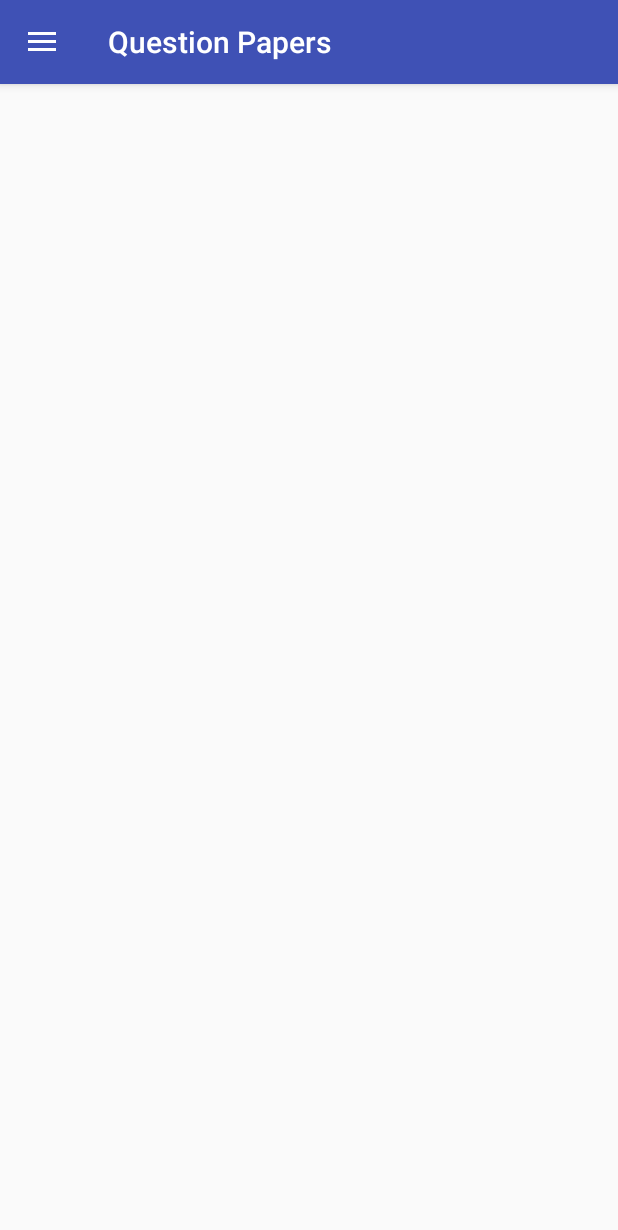
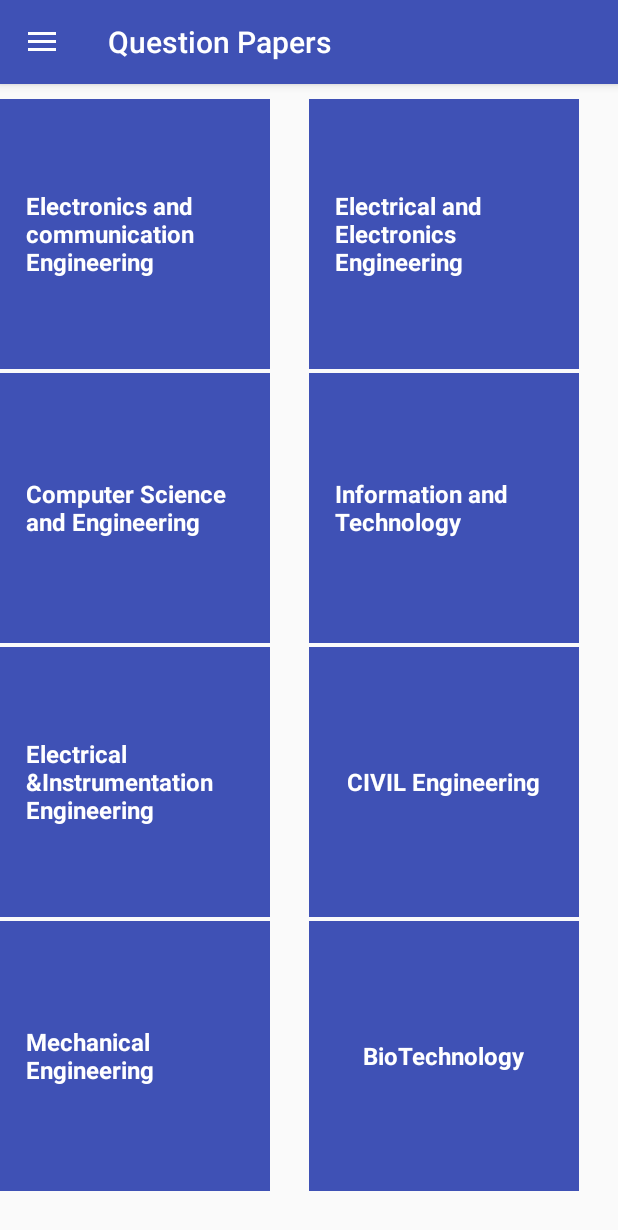
Before and after one commit to mvraja/Rejinpaulweb, an Android app: the fragment MaterialsFragment placed in its activity, in the side drawer, after a tap on "Question Papers", on a phone screen of 412 x 824 dp. Shown: the top 1230 px of the screen. Run offline under Robolectric (Android 15) with nearby library versions, the phone set to English and light mode, and no system bars; our stand-ins replace CircleImageView, Firebase (no records; nobody signed in at launch, a user with empty details on screens opened directly), Picasso; pictures from the network do not load; 2 statements that could not run were skipped.

Commit message:
Ishwarya-Grid

```diff
--- a/app/src/main/java/org/reginpaul/MaterialsFragment.java
+++ b/app/src/main/java/org/reginpaul/MaterialsFragment.java
@@ -20,6 +20,8 @@ import android.view.View;
 import android.view.ViewGroup;
 import android.widget.AdapterView;
 import android.widget.ArrayAdapter;
+import android.widget.BaseAdapter;
+import android.widget.GridView;
 import android.widget.ImageView;
 import android.widget.ListView;
 import android.widget.TextView;
@@ -45,7 +47,7 @@ import java.util.HashMap;
 import java.util.List;
 
 
-public class MaterialsFragment extends Fragment{
+public class MaterialsFragment extends Fragment implements AdapterView.OnItemClickListener{
     private static final String ARG_PARAM1 = "param1";
     private static final String ARG_PARAM2 = "param2";
 
@@ -67,7 +69,9 @@ public class MaterialsFragment extends Fragment{
     private String folder;
     private boolean isDownloaded;
     String sDept;
-
+    String[] title = {"Electronics and communication Engineering", "Electrical and Electronics Engineering", "Computer Science and Engineering", "Information and Technology", "Electrical &Instrumentation Engineering", "CIVIL Engineering", "Mechanical Engineering", "BioTechnology"};
+    //    int[] icon = {R.drawable.syllabus, R.drawable.study, R.drawable.ic_question, R.drawable.friends, R.drawable.messages, R.drawable.result, R.drawable.result, R.drawable.result};
+    GridView grid;
     public MaterialsFragment() {
 
     }
@@ -94,8 +98,12 @@ public class MaterialsFragment extends Fragment{
     public View onCreateView(LayoutInflater inflater, ViewGroup container,
                              Bundle savedInstanceState) {
         View returnview = inflater.inflate(R.layout.fragment_materials, container, false);
+        grid = (GridView) returnview.findViewById(R.id.grid);
+        CustomGrid adapter = new CustomGrid();
+        grid.setAdapter(adapter);
+        grid.setOnItemClickListener(this);
 
-        listView = returnview.findViewById(R.id.listView);
+//        listView = returnview.findViewById(R.id.listView);
         materialList = new ArrayList<>();
 
         MainActivity mainActivity = (MainActivity)getActivity();
@@ -106,15 +114,75 @@ public class MaterialsFragment extends Fragment{
         PerformNetworkRequest request = new PerformNetworkRequest(Api.URL_READ_STUDY+sDept1, null, CODE_GET_REQUEST);
         request.execute();
         MaterialAdapter materialAdapter = new MaterialAdapter(materialList);
-        listView.setAdapter(materialAdapter);
+//        listView.setAdapter(materialAdapter);
         return returnview;
     }
 
     @Override
+    public void onItemClick(AdapterView<?> parent, View view, int position, long id) {
+
+    }
+
+    class CustomGrid extends BaseAdapter {
+
+        @Override
+        public int getCount() {
+            // TODO Auto-generated method stub
+            return 8;
+        }
+
+        @Override
+        public Object getItem(int position) {
+            // TODO Auto-generated method stub
+            return position;
+        }
+
+        @Override
+        public long getItemId(int position) {
+            // TODO Auto-generated method stub
+            return position;
+        }
+
+
+        @Override
+        public View getView(int position, View convertView, ViewGroup parent) {
+            // TODO Auto-generated method stub
+
+            LayoutInflater inflater = LayoutInflater
+                    .from(getContext());
+            CustomGrid.Viewholder holder = null;
+            if (convertView == null) {
+                holder = new CustomGrid.Viewholder();
+                convertView = inflater.inflate(R.layout.custom_list_dept, parent,
+                        false);
+                holder.name = (TextView) convertView.findViewById(R.id.title);
+
+
+//                holder.image = (ImageView) convertView.findViewById(R.id.image);
+                convertView.setTag(holder);
+
+            } else {
+                holder = (CustomGrid.Viewholder) convertView.getTag();
+            }
+            holder.name.setText(title[position]);
+//            holder.image.setImageResource(icon[position]);
+
+
+            return convertView;
+
+        }
+
+        class Viewholder {
+            //            ImageView image;
+            TextView name;
+
+        }
+    }
+    @Override
     public void onActivityCreated(Bundle savedInstanceState) {
         super.onActivityCreated(savedInstanceState);
         MaterialAdapter materialAdapter = new MaterialAdapter(materialList);
-        listView.setAdapter(materialAdapter);
+//        listView.setAdapter(materialAdapter);
     }
 
     /*private void readMaterial(String categ) {
@@ -183,7 +251,7 @@ public class MaterialsFragment extends Fragment{
 
 
         MaterialAdapter materialAdapter = new MaterialAdapter(materialList);
-        listView.setAdapter(materialAdapter);
+//        listView.setAdapter(materialAdapter);
     }
 
     class MaterialAdapter extends ArrayAdapter<Material> {
--- a/app/src/main/java/org/reginpaul/QuestionsFragment.java
+++ b/app/src/main/java/org/reginpaul/QuestionsFragment.java
@@ -14,7 +14,10 @@ import android.util.Log;
 import android.view.LayoutInflater;
 import android.view.View;
 import android.view.ViewGroup;
+import android.widget.AdapterView;
 import android.widget.ArrayAdapter;
+import android.widget.BaseAdapter;
+import android.widget.GridView;
 import android.widget.ImageView;
 import android.widget.ListView;
 import android.widget.TextView;
@@ -37,7 +40,7 @@ import java.util.HashMap;
 import java.util.List;
 
 
-public class QuestionsFragment extends Fragment{
+public class QuestionsFragment extends Fragment implements AdapterView.OnItemClickListener{
     private static final String ARG_PARAM1 = "param1";
     private static final String ARG_PARAM2 = "param2";
 
@@ -59,7 +62,9 @@ public class QuestionsFragment extends Fragment{
     private String folder;
     private boolean isDownloaded;
     String sDept;
-
+    String[] title = {"Electronics and communication Engineering", "Electrical and Electronics Engineering", "Computer Science and Engineering", "Information and Technology", "Electrical &Instrumentation Engineering", "CIVIL Engineering", "Mechanical Engineering", "BioTechnology"};
+    //    int[] icon = {R.drawable.syllabus, R.drawable.study, R.drawable.ic_question, R.drawable.friends, R.drawable.messages, R.drawable.result, R.drawable.result, R.drawable.result};
+    GridView grid;
     public QuestionsFragment() {
 
     }
@@ -86,8 +91,12 @@ public class QuestionsFragment extends Fragment{
     public View onCreateView(LayoutInflater inflater, ViewGroup container,
                              Bundle savedInstanceState) {
         View returnview = inflater.inflate(R.layout.fragment_questions, container, false);
+        grid = (GridView) returnview.findViewById(R.id.grid);
+        CustomGrid adapter = new CustomGrid();
+        grid.setAdapter(adapter);
+        grid.setOnItemClickListener(this);
 
-        listView = returnview.findViewById(R.id.listView);
+//        listView = returnview.findViewById(R.id.listView);
         materialList = new ArrayList<>();
 
         MainActivity mainActivity = (MainActivity)getActivity();
@@ -98,15 +107,75 @@ public class QuestionsFragment extends Fragment{
         PerformNetworkRequest request = new PerformNetworkRequest(Api.URL_READ_QUESTIONS+sDept1, null, CODE_GET_REQUEST);
         request.execute();
         MaterialAdapter materialAdapter = new MaterialAdapter(materialList);
-        listView.setAdapter(materialAdapter);
+//        listView.setAdapter(materialAdapter);
         return returnview;
+    }
+    @Override
+    public void onItemClick(AdapterView<?> parent, View view, int position, long id) {
+
+    }
+
+    class CustomGrid extends BaseAdapter {
+
+        @Override
+        public int getCount() {
+            // TODO Auto-generated method stub
+            return 8;
+        }
+
+        @Override
+        public Object getItem(int position) {
+            // TODO Auto-generated method stub
+            return position;
+        }
+
+        @Override
+        public long getItemId(int position) {
+            // TODO Auto-generated method stub
+            return position;
+        }
+
+
+        @Override
+        public View getView(int position, View convertView, ViewGroup parent) {
+            // TODO Auto-generated method stub
+
+            LayoutInflater inflater = LayoutInflater
+                    .from(getContext());
+            CustomGrid.Viewholder holder = null;
+            if (convertView == null) {
+                holder = new CustomGrid.Viewholder();
+                convertView = inflater.inflate(R.layout.custom_list_dept, parent,
+                        false);
+                holder.name = (TextView) convertView.findViewById(R.id.title);
+
+
+//                holder.image = (ImageView) convertView.findViewById(R.id.image);
+                convertView.setTag(holder);
+
+            } else {
+                holder = (CustomGrid.Viewholder) convertView.getTag();
+            }
+            holder.name.setText(title[position]);
+//            holder.image.setImageResource(icon[position]);
+
+
+            return convertView;
+
+        }
+
+        class Viewholder {
+            //            ImageView image;
+            TextView name;
+
+        }
     }
 
     @Override
     public void onActivityCreated(Bundle savedInstanceState) {
         super.onActivityCreated(savedInstanceState);
         MaterialAdapter materialAdapter = new MaterialAdapter(materialList);
-        listView.setAdapter(materialAdapter);
+//        listView.setAdapter(materialAdapter);
     }
 
     /*private void readMaterial(String categ) {
--- a/app/src/main/java/org/reginpaul/SyllabusFragment.java
+++ b/app/src/main/java/org/reginpaul/SyllabusFragment.java
@@ -69,8 +69,8 @@ public class SyllabusFragment extends Fragment implements AdapterView.OnItemClic
     private String folder;
     private boolean isDownloaded;
     String sDept;
-    String[] title = {"ECE", "EEE", "CSE", "IT", "E&IE", "CIVIL", "Mechanical", "BioTechnology"};
-    int[] icon = {R.drawable.syllabus, R.drawable.study, R.drawable.ic_question, R.drawable.friends, R.drawable.messages, R.drawable.result, R.drawable.result, R.drawable.result};
+    String[] title = {"Electronics and communication Engineering", "Electrical and Electronics Engineering", "Computer Science and Engineering", "Information and Technology", "Electrical &Instrumentation Engineering", "CIVIL Engineering", "Mechanical Engineering", "BioTechnology"};
+//    int[] icon = {R.drawable.syllabus, R.drawable.study, R.drawable.ic_question, R.drawable.friends, R.drawable.messages, R.drawable.result, R.drawable.result, R.drawable.result};
     GridView grid;
 
     public SyllabusFragment() {
@@ -103,7 +103,7 @@ public class SyllabusFragment extends Fragment implements AdapterView.OnItemClic
         CustomGrid adapter = new CustomGrid();
         grid.setAdapter(adapter);
         grid.setOnItemClickListener(this);
-        listView = returnview.findViewById(R.id.listView);
+//        listView = returnview.findViewById(R.id.listView);
         materialList = new ArrayList<>();
 
         MainActivity mainActivity = (MainActivity) getActivity();
@@ -124,7 +124,7 @@ public class SyllabusFragment extends Fragment implements AdapterView.OnItemClic
         @Override
         public int getCount() {
             // TODO Auto-generated method stub
-            return 15;
+            return 8;
         }
 
         @Override
@@ -149,19 +149,19 @@ public class SyllabusFragment extends Fragment implements AdapterView.OnItemClic
             Viewholder holder = null;
             if (convertView == null) {
                 holder = new Viewholder();
-                convertView = inflater.inflate(R.layout.custom_list, parent,
+                convertView = inflater.inflate(R.layout.custom_list_dept, parent,
                         false);
                 holder.name = (TextView) convertView.findViewById(R.id.title);
 
 
-                holder.image = (ImageView) convertView.findViewById(R.id.image);
+//                holder.image = (ImageView) convertView.findViewById(R.id.image);
                 convertView.setTag(holder);
 
             } else {
                 holder = (Viewholder) convertView.getTag();
             }
             holder.name.setText(title[position]);
-            holder.image.setImageResource(icon[position]);
+//            holder.image.setImageResource(icon[position]);
 
 
             return convertView;
@@ -169,7 +169,7 @@ public class SyllabusFragment extends Fragment implements AdapterView.OnItemClic
         }
 
         class Viewholder {
-            ImageView image;
+//            ImageView image;
             TextView name;
 
         }
--- /dev/null
+++ b/app/src/main/res/layout/custom_list_dept.xml
@@ -0,0 +1,26 @@
+<?xml version="1.0" encoding="utf-8"?>
+<RelativeLayout xmlns:android="http://schemas.android.com/apk/res/android"
+    android:layout_width="180dp"
+    android:layout_height="180dp"
+    android:orientation="vertical"
+
+    android:background="@color/colorPrimary"
+
+    >
+
+
+    <TextView
+        android:id="@+id/title"
+        android:layout_width="wrap_content"
+        android:layout_height="wrap_content"
+        android:textSize="16sp"
+        android:textStyle="bold"
+        android:layout_centerInParent="true"
+        android:layout_centerHorizontal="true"
+        android:padding="10dp"
+        android:layout_marginLeft="15dp"
+        android:capitalize="characters"
+        android:text="Name"
+        android:textColor="#ffffff" />
+
+</RelativeLayout>
--- a/app/src/main/res/layout/fragment_materials.xml
+++ b/app/src/main/res/layout/fragment_materials.xml
@@ -1,10 +1,21 @@
 <?xml version="1.0" encoding="utf-8"?>
 <RelativeLayout xmlns:android="http://schemas.android.com/apk/res/android"
     android:layout_width="match_parent" android:layout_height="match_parent">
-    <ListView
+    <!--<ListView-->
+        <!--android:layout_width="match_parent"-->
+        <!--android:layout_height="match_parent"-->
+        <!--android:id="@+id/listView"-->
+        <!--android:dividerHeight="2dp"-->
+        <!--android:divider="@color/colorOrange"/>
+        -->
+    <GridView
+        android:id="@+id/grid"
         android:layout_width="match_parent"
-        android:layout_height="match_parent"
-        android:id="@+id/listView"
-        android:dividerHeight="2dp"
-        android:divider="@color/colorOrange"/>
+        android:stretchMode="columnWidth"
+        android:numColumns="2"
+        android:horizontalSpacing="1dp"
+        android:verticalSpacing="3dp"
+        android:layout_marginTop="10dp"
+        android:layout_height="match_parent" >
+    </GridView>
 </RelativeLayout>
--- a/app/src/main/res/layout/fragment_questions.xml
+++ b/app/src/main/res/layout/fragment_questions.xml
@@ -1,10 +1,21 @@
 <?xml version="1.0" encoding="utf-8"?>
 <RelativeLayout xmlns:android="http://schemas.android.com/apk/res/android"
     android:layout_width="match_parent" android:layout_height="match_parent">
-    <ListView
+    <!--<ListView-->
+        <!--android:layout_width="match_parent"-->
+        <!--android:layout_height="match_parent"-->
+        <!--android:id="@+id/listView"-->
+        <!--android:dividerHeight="2dp"-->
+        <!--android:divider="@color/colorOrange"/>-->
+
+    <GridView
+        android:id="@+id/grid"
         android:layout_width="match_parent"
-        android:layout_height="match_parent"
-        android:id="@+id/listView"
-        android:dividerHeight="2dp"
-        android:divider="@color/colorOrange"/>
+        android:stretchMode="columnWidth"
+        android:numColumns="2"
+        android:horizontalSpacing="1dp"
+        android:verticalSpacing="3dp"
+        android:layout_marginTop="10dp"
+        android:layout_height="match_parent" >
+    </GridView>
 </RelativeLayout>
```
